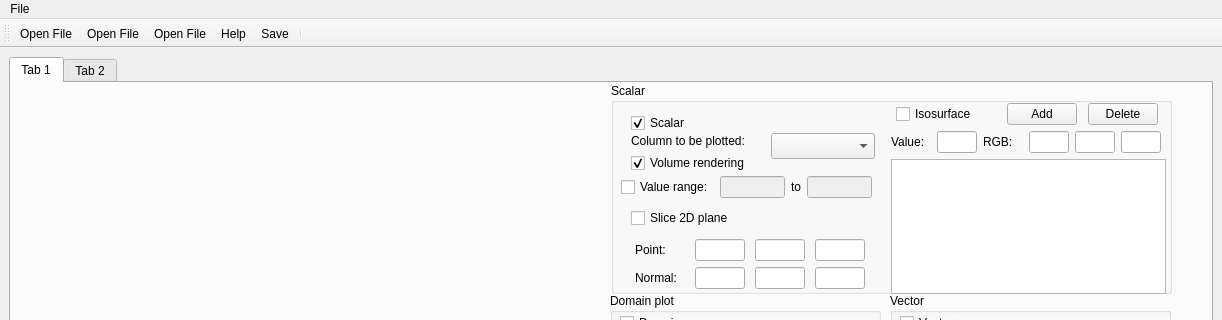
Qt form SimpleView.ui (billcxx/MUPRO-visualization) before a commit; both pictures show x 0 to 1222 and y 0 to 320 of the 1222 by 744 pixel window.
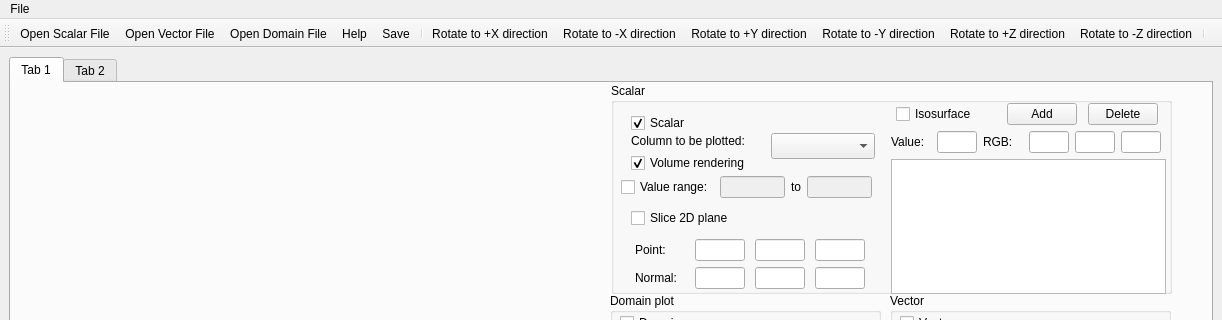
The same form after that commit. Icons and pictures are not drawn. Custom widgets are drawn as their Qt base class.

Commit message:
add camera directions
add the six orthogonal camera positions.

```diff
--- a/SimpleView.ui
+++ b/SimpleView.ui
@@ -2209,6 +2209,13 @@
    <addaction name="actionRefresh"/>
    <addaction name="actionSave"/>
    <addaction name="separator"/>
+   <addaction name="actionRotateToXP"/>
+   <addaction name="actionRotateToXN"/>
+   <addaction name="actionRotateToYP"/>
+   <addaction name="actionRotateToYN"/>
+   <addaction name="actionRotateToZP"/>
+   <addaction name="actionRotateToZN"/>
+   <addaction name="separator"/>
   </widget>
   <action name="actionOpenFile_scalar">
    <property name="enabled">
@@ -2219,7 +2226,7 @@
      <normaloff>:/Icons/scalar-open.png</normaloff>:/Icons/scalar-open.png</iconset>
    </property>
    <property name="text">
-    <string>Open File...</string>
+    <string>Open Scalar File...</string>
    </property>
    <property name="toolTip">
     <string>Open scalar file</string>
@@ -2266,7 +2273,7 @@
      <normaloff>:/Icons/vector-open.png</normaloff>:/Icons/vector-open.png</iconset>
    </property>
    <property name="text">
-    <string>Open File...</string>
+    <string>Open Vector File...</string>
    </property>
    <property name="toolTip">
     <string>Open vector file</string>
@@ -2281,12 +2288,102 @@
      <normaloff>:/Icons/domain-open.png</normaloff>:/Icons/domain-open.png</iconset>
    </property>
    <property name="text">
-    <string>Open File...</string>
+    <string>Open Domain File...</string>
    </property>
    <property name="toolTip">
     <string>Open vector file</string>
    </property>
   </action>
+  <action name="actionRotateToXP">
+   <property name="enabled">
+    <bool>true</bool>
+   </property>
+   <property name="icon">
+    <iconset resource="Icons/icons.qrc">
+     <normaloff>:/Icons/x+.png</normaloff>:/Icons/x+.png</iconset>
+   </property>
+   <property name="text">
+    <string>Rotate to +X direction...</string>
+   </property>
+   <property name="toolTip">
+    <string>Rotate to +X direction</string>
+   </property>
+  </action>
+  <action name="actionRotateToYN">
+   <property name="enabled">
+    <bool>true</bool>
+   </property>
+   <property name="icon">
+    <iconset resource="Icons/icons.qrc">
+     <normaloff>:/Icons/Y-.png</normaloff>:/Icons/Y-.png</iconset>
+   </property>
+   <property name="text">
+    <string>Rotate to -Y direction...</string>
+   </property>
+   <property name="toolTip">
+    <string>Rotate to -Y direction</string>
+   </property>
+  </action>
+  <action name="actionRotateToZP">
+   <property name="enabled">
+    <bool>true</bool>
+   </property>
+   <property name="icon">
+    <iconset resource="Icons/icons.qrc">
+     <normaloff>:/Icons/Z+.png</normaloff>:/Icons/Z+.png</iconset>
+   </property>
+   <property name="text">
+    <string>Rotate to +Z direction...</string>
+   </property>
+   <property name="toolTip">
+    <string>Rotate to +Z direction</string>
+   </property>
+  </action>
+  <action name="actionRotateToZN">
+   <property name="enabled">
+    <bool>true</bool>
+   </property>
+   <property name="icon">
+    <iconset resource="Icons/icons.qrc">
+     <normaloff>:/Icons/Z-.png</normaloff>:/Icons/Z-.png</iconset>
+   </property>
+   <property name="text">
+    <string>Rotate to -Z direction...</string>
+   </property>
+   <property name="toolTip">
+    <string>Rotate to -Z direction</string>
+   </property>
+  </action>
+  <action name="actionRotateToXN">
+   <property name="enabled">
+    <bool>true</bool>
+   </property>
+   <property name="icon">
+    <iconset resource="Icons/icons.qrc">
+     <normaloff>:/Icons/X-.png</normaloff>:/Icons/X-.png</iconset>
+   </property>
+   <property name="text">
+    <string>Rotate to -X direction...</string>
+   </property>
+   <property name="toolTip">
+    <string>Rotate to -X direction</string>
+   </property>
+  </action>
+  <action name="actionRotateToYP">
+   <property name="enabled">
+    <bool>true</bool>
+   </property>
+   <property name="icon">
+    <iconset resource="Icons/icons.qrc">
+     <normaloff>:/Icons/Y+.png</normaloff>:/Icons/Y+.png</iconset>
+   </property>
+   <property name="text">
+    <string>Rotate to +Y direction...</string>
+   </property>
+   <property name="toolTip">
+    <string>Rotate to +Y direction</string>
+   </property>
+  </action>
  </widget>
  <customwidgets>
   <customwidget>
```
The commit also changes 10 other files.
